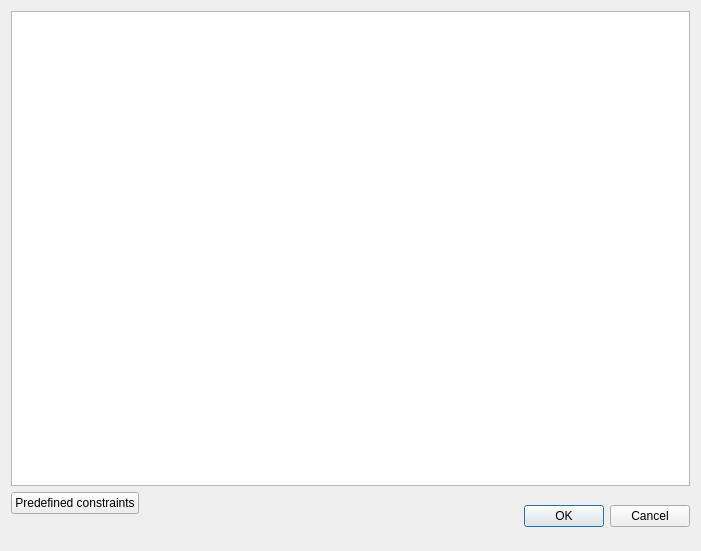
Above: idangr/ui/constraints.ui from andreafioraldi/IDAngr before the change. Below: the same form after it.
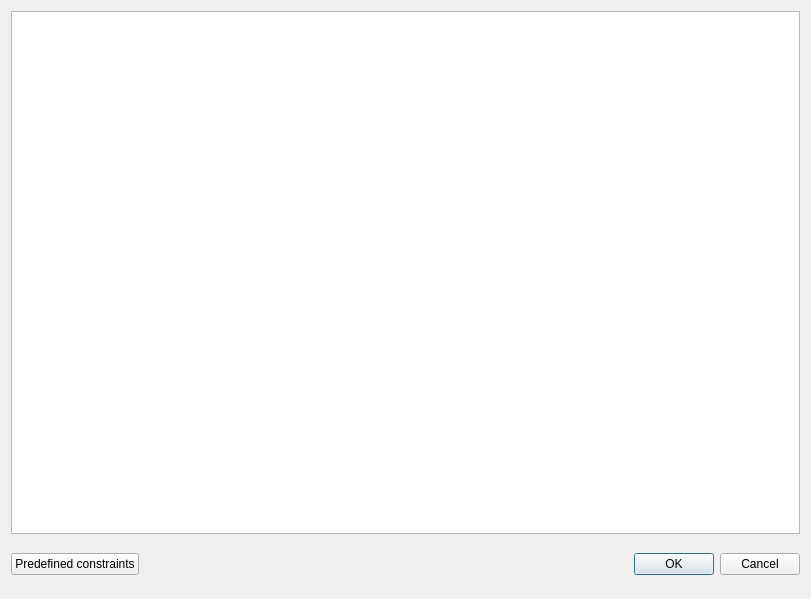
That is the form after the change.

The edit to the form file:
```diff
--- a/idangr/ui/constraints.ui
+++ b/idangr/ui/constraints.ui
@@ -6,14 +6,14 @@
    <rect>
     <x>0</x>
     <y>0</y>
-    <width>701</width>
-    <height>551</height>
+    <width>811</width>
+    <height>599</height>
    </rect>
   </property>
   <property name="windowTitle">
    <string>Edit Constraints</string>
   </property>
-  <layout class="QGridLayout" name="gridLayout">
+  <layout class="QGridLayout" name="gridLayout_2">
    <item row="0" column="0">
     <widget class="QPlainTextEdit" name="constrEdit">
      <property name="enabled">
@@ -22,7 +22,7 @@
     </widget>
    </item>
    <item row="1" column="0">
-    <layout class="QFormLayout" name="formLayout">
+    <layout class="QGridLayout" name="gridLayout">
      <item row="0" column="0">
       <widget class="QPushButton" name="savedsBtn">
        <property name="enabled">
```
